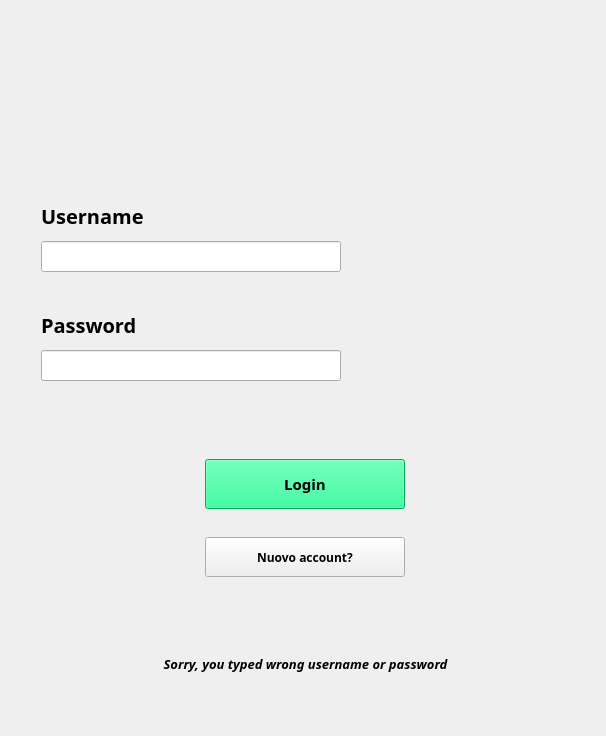
Above: Client/ProgettoGUI/MyFirstWindow.ui from pierangelomartellone/PDS_Project before the change. Below: the same form after it.
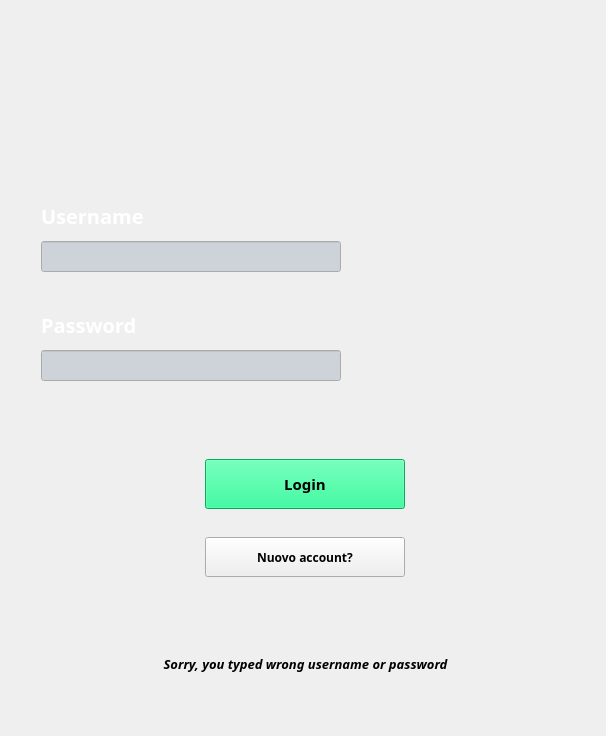
That is the form after the change.

```diff
--- a/Client/ProgettoGUI/MyFirstWindow.ui
+++ b/Client/ProgettoGUI/MyFirstWindow.ui
@@ -80,6 +80,43 @@
           <height>50</height>
          </size>
         </property>
+        <property name="palette">
+         <palette>
+          <active>
+           <colorrole role="WindowText">
+            <brush brushstyle="SolidPattern">
+             <color alpha="255">
+              <red>255</red>
+              <green>255</green>
+              <blue>255</blue>
+             </color>
+            </brush>
+           </colorrole>
+          </active>
+          <inactive>
+           <colorrole role="WindowText">
+            <brush brushstyle="SolidPattern">
+             <color alpha="255">
+              <red>255</red>
+              <green>255</green>
+              <blue>255</blue>
+             </color>
+            </brush>
+           </colorrole>
+          </inactive>
+          <disabled>
+           <colorrole role="WindowText">
+            <brush brushstyle="SolidPattern">
+             <color alpha="255">
+              <red>120</red>
+              <green>120</green>
+              <blue>120</blue>
+             </color>
+            </brush>
+           </colorrole>
+          </disabled>
+         </palette>
+        </property>
         <property name="font">
          <font>
           <family>Segoe UI Semibold</family>
@@ -107,6 +144,43 @@
           <height>0</height>
          </size>
         </property>
+        <property name="palette">
+         <palette>
+          <active>
+           <colorrole role="Base">
+            <brush brushstyle="SolidPattern">
+             <color alpha="255">
+              <red>206</red>
+              <green>211</green>
+              <blue>217</blue>
+             </color>
+            </brush>
+           </colorrole>
+          </active>
+          <inactive>
+           <colorrole role="Base">
+            <brush brushstyle="SolidPattern">
+             <color alpha="255">
+              <red>206</red>
+              <green>211</green>
+              <blue>217</blue>
+             </color>
+            </brush>
+           </colorrole>
+          </inactive>
+          <disabled>
+           <colorrole role="Base">
+            <brush brushstyle="SolidPattern">
+             <color alpha="255">
+              <red>240</red>
+              <green>240</green>
+              <blue>240</blue>
+             </color>
+            </brush>
+           </colorrole>
+          </disabled>
+         </palette>
+        </property>
         <property name="font">
          <font>
           <family>Segoe UI Semibold</family>
@@ -141,6 +215,43 @@
           <height>50</height>
          </size>
         </property>
+        <property name="palette">
+         <palette>
+          <active>
+           <colorrole role="WindowText">
+            <brush brushstyle="SolidPattern">
+             <color alpha="255">
+              <red>255</red>
+              <green>255</green>
+              <blue>255</blue>
+             </color>
+            </brush>
+           </colorrole>
+          </active>
+          <inactive>
+           <colorrole role="WindowText">
+            <brush brushstyle="SolidPattern">
+             <color alpha="255">
+              <red>255</red>
+              <green>255</green>
+              <blue>255</blue>
+             </color>
+            </brush>
+           </colorrole>
+          </inactive>
+          <disabled>
+           <colorrole role="WindowText">
+            <brush brushstyle="SolidPattern">
+             <color alpha="255">
+              <red>120</red>
+              <green>120</green>
+              <blue>120</blue>
+             </color>
+            </brush>
+           </colorrole>
+          </disabled>
+         </palette>
+        </property>
         <property name="font">
          <font>
           <family>Segoe UI Semibold</family>
@@ -168,6 +279,43 @@
           <height>0</height>
          </size>
         </property>
+        <property name="palette">
+         <palette>
+          <active>
+           <colorrole role="Base">
+            <brush brushstyle="SolidPattern">
+             <color alpha="255">
+              <red>206</red>
+              <green>211</green>
+              <blue>217</blue>
+             </color>
+            </brush>
+           </colorrole>
+          </active>
+          <inactive>
+           <colorrole role="Base">
+            <brush brushstyle="SolidPattern">
+             <color alpha="255">
+              <red>206</red>
+              <green>211</green>
+              <blue>217</blue>
+             </color>
+            </brush>
+           </colorrole>
+          </inactive>
+          <disabled>
+           <colorrole role="Base">
+            <brush brushstyle="SolidPattern">
+             <color alpha="255">
+              <red>240</red>
+              <green>240</green>
+              <blue>240</blue>
+             </color>
+            </brush>
+           </colorrole>
+          </disabled>
+         </palette>
+        </property>
         <property name="font">
          <font>
           <family>Segoe UI Semibold</family>
```
